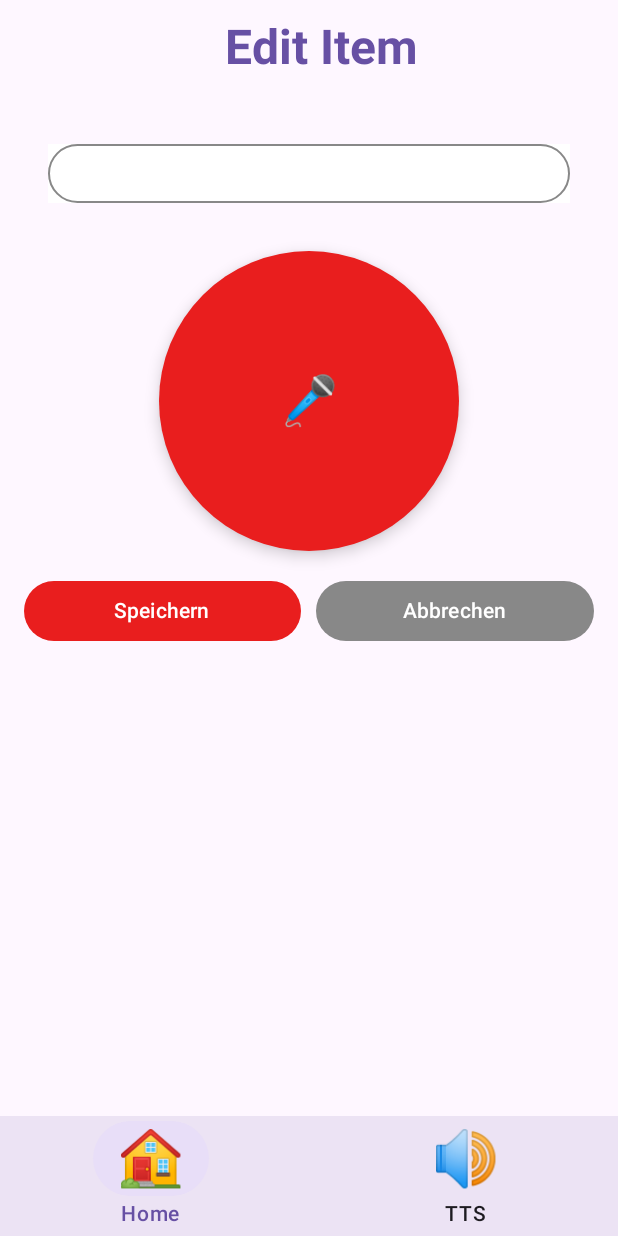
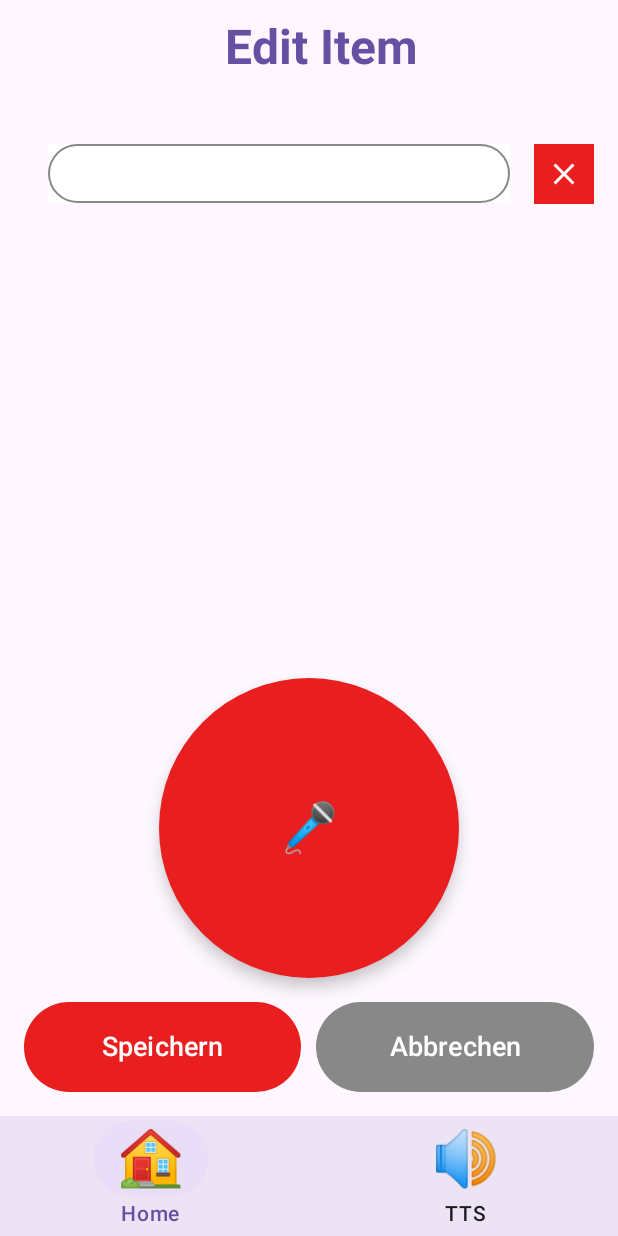
Before and after one commit to sp8cky/Product-Scanner, an Android app built with Jetpack Compose: the EditItemActivity screen opened directly, with no data from a screen before it, on a phone screen of 412 x 824 dp. Run offline under Robolectric (Android 15) with nearby library versions, the phone set to English and light mode, and no system bars.

Commit message:
Current State EditItemActivity Implemented SpeechToText

```diff
--- a/app/src/main/java/de/luh/hci/mid/productscanner/AddItemActivitiy.kt
+++ b/app/src/main/java/de/luh/hci/mid/productscanner/AddItemActivitiy.kt
@@ -267,7 +267,7 @@ class AddItemActivitiy : ComponentActivity() {
                             .weight(1f)
                             .height(60.dp),
                         colors = ButtonDefaults.buttonColors(containerColor = Red40),
-                        shape = RectangleShape,
+                        //shape = RectangleShape,
                         elevation = ButtonDefaults.buttonElevation(0.dp)
                     ) {
                         Text(
@@ -284,7 +284,7 @@ class AddItemActivitiy : ComponentActivity() {
                             .weight(1f)
                             .height(60.dp),
                         colors = ButtonDefaults.buttonColors(containerColor = Color.Gray),
-                        shape = RectangleShape,
+                        //shape = RectangleShape,
                         elevation = ButtonDefaults.buttonElevation(0.dp)
                     ) {
                         Text(
--- a/app/src/main/java/de/luh/hci/mid/productscanner/EditItemActivity.kt
+++ b/app/src/main/java/de/luh/hci/mid/productscanner/EditItemActivity.kt
@@ -69,10 +69,15 @@ class EditItemActivity : ComponentActivity() {
     private fun startRecording() {
         if (checkSelfPermission(Manifest.permission.RECORD_AUDIO) != PackageManager.PERMISSION_GRANTED) {
             requestPermissions(arrayOf(Manifest.permission.RECORD_AUDIO), 200)
+            android.util.Log.e("AddItemActivity", "Mikrofon-Berechtigung nicht erteilt.")
             return
         }
 
-        audioFile = File(cacheDir, "speech_edit.mp3")
+        // Sicherstellen, dass die Datei korrekt erstellt wird
+        audioFile = File(cacheDir, "speech.mp3")
+        android.util.Log.i("AddItemActivity", "Audio-Dateipfad: ${audioFile?.absolutePath}")
+
+        try {
             mediaRecorder = MediaRecorder().apply {
                 setAudioSource(MediaRecorder.AudioSource.MIC)
                 setOutputFormat(MediaRecorder.OutputFormat.MPEG_4)
@@ -81,21 +86,35 @@ class EditItemActivity : ComponentActivity() {
                 prepare()
                 start()
             }
-        isRecording = true
             Toast.makeText(this, "Aufnahme gestartet", Toast.LENGTH_SHORT).show()
+            android.util.Log.i("AddItemActivity", "Aufnahme gestartet, Datei: ${audioFile?.absolutePath}")
+        } catch (e: Exception) {
+            android.util.Log.e("AddItemActivity", "Fehler beim Starten der Aufnahme: ${e.message}", e)
+            Toast.makeText(this, "Fehler beim Starten der Aufnahme", Toast.LENGTH_LONG).show()
+        }
     }
 
     private fun stopRecording(onSuccess: (String) -> Unit) {
+        try {
             mediaRecorder?.apply {
                 stop()
                 release()
+                android.util.Log.i("AddItemActivity", "Aufnahme erfolgreich gestoppt.")
             }
-        isRecording = false
             mediaRecorder = null
 
-        audioFile?.let { file ->
-            sendAudioToWhisper(file, onSuccess)
-        } ?: Toast.makeText(this, "Keine gültige Audiodatei gefunden", Toast.LENGTH_LONG).show()
+            // Überprüfen, ob die Datei existiert und gültig ist
+            if (audioFile?.exists() == true && audioFile?.length() ?: 0 > 0) {
+                android.util.Log.i("AddItemActivity", "Audio-Datei gefunden: ${audioFile?.absolutePath}")
+                sendAudioToWhisper(audioFile!!, onSuccess)
+            } else {
+                android.util.Log.e("AddItemActivity", "Fehler: Keine gültige Audiodatei gefunden.")
+                Toast.makeText(this, "Fehler: Keine gültige Audiodatei gefunden.", Toast.LENGTH_LONG).show()
+            }
+        } catch (e: Exception) {
+            android.util.Log.e("AddItemActivity", "Fehler beim Stoppen der Aufnahme: ${e.message}", e)
+            Toast.makeText(this, "Fehler beim Stoppen der Aufnahme", Toast.LENGTH_LONG).show()
+        }
     }
 
     private fun sendAudioToWhisper(audioFile: File, onSuccess: (String) -> Unit) {
@@ -171,10 +190,27 @@ class EditItemActivity : ComponentActivity() {
                             singleLine = true
                         )
                     }
+                    Button(
+                        onClick = { productName = "" },
+                        modifier = Modifier
+                            .height(40.dp)
+                            .width(40.dp),
+                        colors = ButtonDefaults.buttonColors(containerColor = Red40),
+                        shape = RectangleShape,
+                        elevation = ButtonDefaults.buttonElevation(0.dp),
+                        contentPadding = PaddingValues(0.dp)
+                    ) {
+                        Icon(
+                            imageVector = Icons.Outlined.Clear,
+                            contentDescription = "Löschen",
+                            tint = Color.White,
+                            modifier = Modifier.size(24.dp)
+                        )
+                    }
                 }
 
                 Spacer(modifier = Modifier.height(16.dp))
-
+                Spacer(modifier = Modifier.weight(1f))
                 FloatingActionButton(
                     onClick = {
                         if (isRecording) {
@@ -205,23 +241,41 @@ class EditItemActivity : ComponentActivity() {
                 }
                 Spacer(modifier = Modifier.height(16.dp))
 
+
                 Row(
-                    modifier = Modifier.fillMaxWidth(),
+                    modifier = Modifier
+                        .fillMaxWidth(),
                     horizontalArrangement = Arrangement.spacedBy(10.dp)
                 ) {
                     Button(
                         onClick = { onSaveClicked(productName) },
-                        modifier = Modifier.weight(1f),
-                        colors = ButtonDefaults.buttonColors(containerColor = Red40)
+                        modifier = Modifier
+                            .weight(1f)
+                            .height(60.dp),
+                        colors = ButtonDefaults.buttonColors(containerColor = Red40),
+                        //shape = RectangleShape,
+                        elevation = ButtonDefaults.buttonElevation(0.dp)
                     ) {
-                        Text("Speichern", color = Color.White)
+                        Text("Speichern",
+                            fontSize = 18.sp,
+                            color = Color.White,
+                            textAlign = TextAlign.Center,
+                            modifier = Modifier.fillMaxWidth(),)
                     }
                     Button(
                         onClick = onCancelClicked,
-                        modifier = Modifier.weight(1f),
-                        colors = ButtonDefaults.buttonColors(containerColor = Color.Gray)
+                        modifier = Modifier
+                            .weight(1f)
+                            .height(60.dp),
+                        colors = ButtonDefaults.buttonColors(containerColor = Color.Gray),
+                        //shape = RectangleShape,
+                        elevation = ButtonDefaults.buttonElevation(0.dp)
                     ) {
-                        Text("Abbrechen", color = Color.White)
+                        Text("Abbrechen",
+                            fontSize = 18.sp,
+                            color = Color.White,
+                            textAlign = TextAlign.Center,
+                            modifier = Modifier.fillMaxWidth())
                     }
                 }
             }
```
Lines whose indentation alone changed are shown as unchanged.
